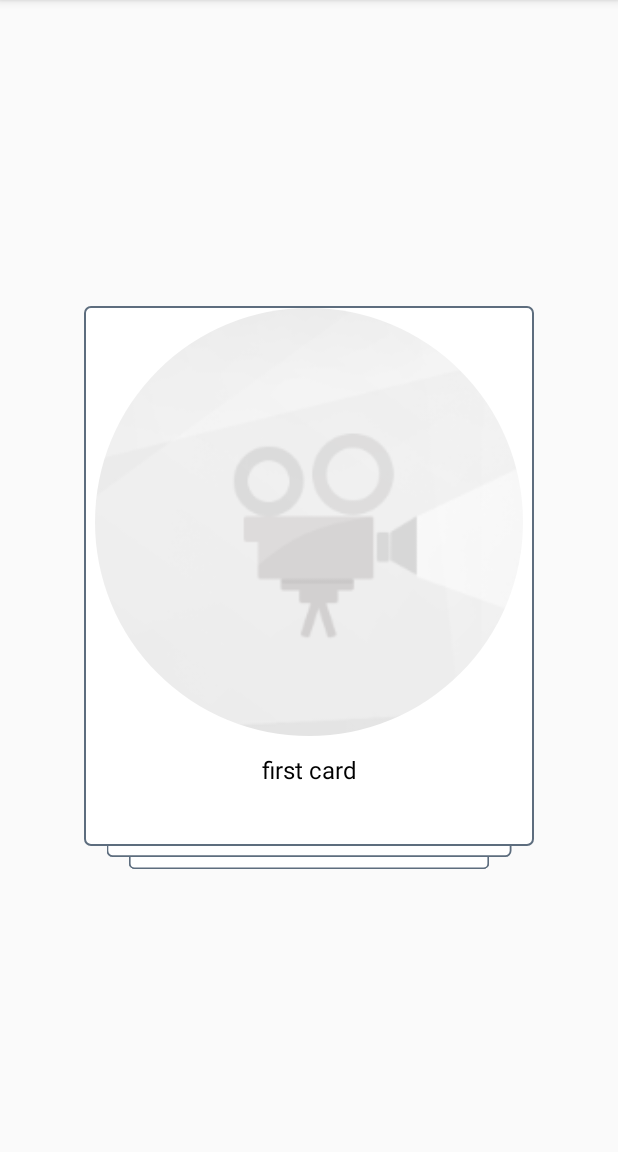
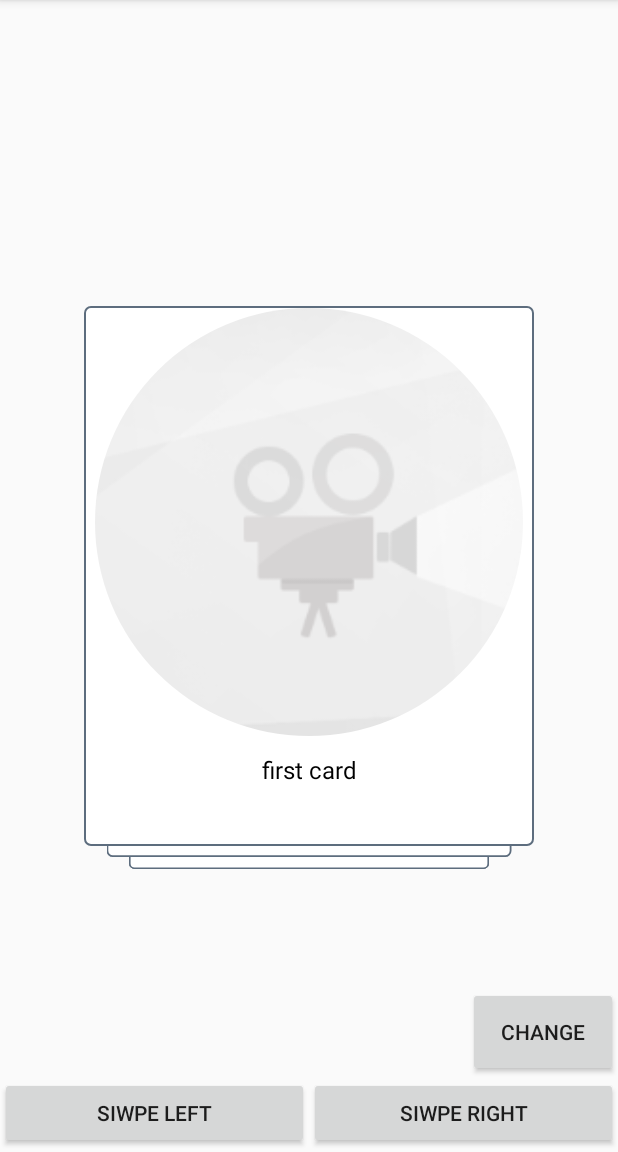
Before and after one commit to chenlin030922/ReSwipeCard, an Android app: the screen it shows after launch (MainActivity), on a phone screen of 412 x 824 dp, the part 84-1236 px from its top. Run offline under Robolectric (Android 15) with nearby library versions, the phone set to English and light mode, and no system bars; plain views replace RoundedImageView; pictures from the network do not load; 2 statements that could not run were skipped.

```diff
--- a/app/build.gradle
+++ b/app/build.gradle
@@ -24,7 +24,7 @@ dependencies {
     implementation 'com.android.support:appcompat-v7:26.1.0'
 //    implementation 'com'
     compile 'com.android.support:cardview-v7:26.1.0'
-    compile project (':cardlib')
+    compile project(':cardlib')
     testImplementation 'junit:junit:4.12'
     compile 'com.android.support:design:26.1.0'
     compile 'com.github.bumptech.glide:glide:4.0.0'
--- a/app/src/main/AndroidManifest.xml
+++ b/app/src/main/AndroidManifest.xml
@@ -1,8 +1,10 @@
 <?xml version="1.0" encoding="utf-8"?>
 <manifest package="com.lin.reswipecard"
           xmlns:android="http://schemas.android.com/apk/res/android">
+
     <uses-permission android:name="android.permission.INTERNET"/>
     <uses-permission android:name="android.permission.ACCESS_NETWORK_STATE"/>
+
     <application
         android:allowBackup="true"
         android:icon="@mipmap/ic_launcher"
@@ -17,6 +19,8 @@
                 <category android:name="android.intent.category.LAUNCHER"/>
             </intent-filter>
         </activity>
+        <activity android:name=".TanTanActivity">
+        </activity>
     </application>
 
 </manifest>
--- a/app/src/main/java/com/lin/reswipecard/MainActivity.java
+++ b/app/src/main/java/com/lin/reswipecard/MainActivity.java
@@ -11,12 +11,37 @@ import android.os.Bundle;
 import android.support.v7.app.AppCompatActivity;
 import android.support.v7.widget.RecyclerView;
 import android.util.Log;
+import android.view.LayoutInflater;
+import android.view.View;
+import android.widget.Button;
 import android.widget.Toast;
 
 import java.util.List;
 
-public class MainActivity extends AppCompatActivity {
+public class MainActivity extends AppCompatActivity implements View.OnClickListener {
     RecyclerView mRecyclerView;
+    Button mChangeBtn,mLeftBtn,mRightBtn;
+    private BottomDialog mDialog;
+    @Override
+    public void onClick(View view) {
+        int id=view.getId();
+        switch (id) {
+            case R.id.turn_left:
+                break;
+            case R.id.turn_right:
+                break;
+            case R.id.change_type:
+                break;
+        }
+    }
+    private void showDialog(){
+        if (mDialog == null) {
+            mDialog=new BottomDialog(this);
+            View view= LayoutInflater.from(this).inflate(R.layout.layout_dialog,null);
+            mDialog.setContentView(view);
+        }
+        mDialog.show();
+    }
 
     @Override
     protected void onCreate(Bundle savedInstanceState) {
@@ -75,5 +100,11 @@ public class MainActivity extends AppCompatActivity {
         mRecyclerView.setLayoutManager(layoutManager);
         CardAdapter cardAdapter = new CardAdapter(list);
         mRecyclerView.setAdapter(cardAdapter);
+        mLeftBtn=findViewById(R.id.turn_left);
+        mRightBtn=findViewById(R.id.turn_right);
+        mChangeBtn=findViewById(R.id.change_type);
+        mLeftBtn.setOnClickListener(this);
+        mChangeBtn.setOnClickListener(this);
+        mRightBtn.setOnClickListener(this);
     }
 }
--- a/app/src/main/res/layout/activity_main.xml
+++ b/app/src/main/res/layout/activity_main.xml
@@ -1,5 +1,5 @@
 <?xml version="1.0" encoding="utf-8"?>
-<LinearLayout
+<FrameLayout
     xmlns:android="http://schemas.android.com/apk/res/android"
     xmlns:app="http://schemas.android.com/apk/res-auto"
     xmlns:tools="http://schemas.android.com/tools"
@@ -7,16 +7,34 @@
     android:orientation="vertical"
     android:clipChildren="false"
     android:layout_height="match_parent">
-    <!--<FrameLayout-->
-        <!--android:layout_width="match_parent"-->
-        <!--android:background="#FA22EE33"-->
-        <!--android:layout_height="400dp">-->
         <android.support.v7.widget.RecyclerView
             android:layout_width="match_parent"
             android:id="@+id/list"
             android:layout_height="match_parent">
 
         </android.support.v7.widget.RecyclerView>
-    <!--</FrameLayout>-->
-
-</LinearLayout>
+        <Button
+            android:layout_width="100dp"
+            android:id="@+id/change_type"
+            android:text="change"
+            android:layout_gravity="bottom|right"
+            android:layout_marginBottom="50dp"
+            android:layout_height="60dp"/>
+        <LinearLayout
+            android:layout_width="match_parent"
+            android:layout_gravity="bottom"
+            android:layout_height="50dp">
+                <Button
+                    android:layout_width="match_parent"
+                    android:id="@+id/turn_left"
+                    android:text="siwpe left"
+                    android:layout_weight="1"
+                    android:layout_height="wrap_content"/>
+                <Button
+                    android:layout_width="match_parent"
+                    android:id="@+id/turn_right"
+                    android:text="siwpe right"
+                    android:layout_weight="1"
+                    android:layout_height="wrap_content"/>
+        </LinearLayout>
+</FrameLayout>
```
Also changed, not shown: app/src/main/java/com/lin/reswipecard/TanTanActivity.java (added, +13 -0 lines), app/src/main/res/layout/activity_tantan.xml (added, +10 -0 lines), app/src/main/res/layout/layout_dialog.xml (added, +12 -0 lines), 1 other file.
